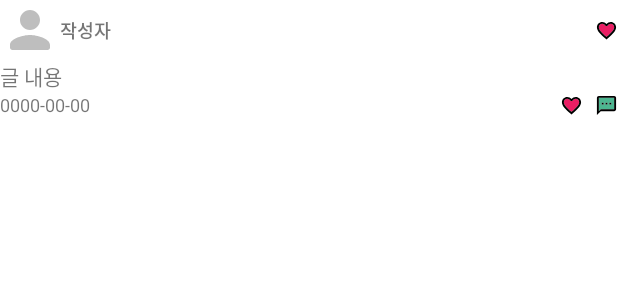
After one commit to TeamOffOff/OffOff, an Android app: the layout rv_item_comment.xml on its own in the app's theme, with its tools: preview values and no code run, on a phone screen of 412 x 824 dp. The commit adds this screen. Shown: the top 300 px of the screen. Run offline under Robolectric (Android 15) with nearby library versions, the light colour scheme and no system bars; network calls fail.

Commit message:
게시판, 게시글 화면 구성 및 Retrofit 통신을 이용한 PostList 불러오기 구현

```diff
--- a/OffOff_Android/app/src/main/java/com/yuuuzzzin/offoff_android/service/api/BoardService.kt
+++ b/OffOff_Android/app/src/main/java/com/yuuuzzzin/offoff_android/service/api/BoardService.kt
@@ -1,7 +1,7 @@
 package com.yuuuzzzin.offoff_android.service.api
 
 import com.yuuuzzzin.offoff_android.service.models.Post
-import com.yuuuzzzin.offoff_android.service.models.PostPreview
+import com.yuuuzzzin.offoff_android.service.models.PostList
 import retrofit2.Response
 import retrofit2.http.GET
 import retrofit2.http.Path
@@ -11,8 +11,8 @@ import retrofit2.http.Path
 interface BoardService {
 
     /* 특정 게시판의 게시물들을 불러오기 */
-    @GET("GetPosts")
-    suspend fun getPosts(): Response<List<PostPreview>>
+    @GET("postlist/free")
+    suspend fun getPosts(): Response<PostList>
 
     /* 해당 id의 게시물 불러오기 */
     @GET("GetPosts/{id}")
--- /dev/null
+++ b/OffOff_Android/app/src/main/res/layout/rv_item_comment.xml
@@ -0,0 +1,71 @@
+<?xml version="1.0" encoding="utf-8"?>
+<androidx.constraintlayout.widget.ConstraintLayout xmlns:android="http://schemas.android.com/apk/res/android"
+    xmlns:app="http://schemas.android.com/apk/res-auto"
+    android:layout_width="match_parent"
+    android:layout_height="wrap_content"
+    android:background="?android:attr/selectableItemBackground">
+
+    <ImageView
+        android:id="@+id/iv_avatar"
+        android:layout_width="40dp"
+        android:layout_height="40dp"
+        android:src="@drawable/ic_round_person_24"
+        app:layout_constraintStart_toStartOf="parent"
+        app:layout_constraintTop_toTopOf="parent"/>
+
+    <TextView
+        android:id="@+id/tv_author"
+        android:layout_width="wrap_content"
+        android:layout_height="wrap_content"
+        android:text="작성자"
+        android:textSize="12sp"
+        android:textStyle="bold"
+        app:layout_constraintStart_toEndOf="@id/iv_avatar"
+        app:layout_constraintTop_toTopOf="parent"
+        app:layout_constraintBottom_toTopOf="@id/tv_content"/>
+
+    <ImageButton
+        android:id="@+id/bt_declare"
+        android:layout_width="15dp"
+        android:layout_height="15dp"
+        android:background="@drawable/ic_twotone_favorite_24"
+        app:layout_constraintEnd_toEndOf="parent"
+        app:layout_constraintTop_toTopOf="parent"
+        app:layout_constraintBottom_toTopOf="@id/tv_content"/>
+
+    <TextView
+        android:id="@+id/tv_content"
+        android:text="글 내용"
+        android:layout_width="match_parent"
+        android:layout_height="wrap_content"
+        android:textSize="14sp"
+        app:layout_constraintStart_toStartOf="parent"
+        app:layout_constraintTop_toBottomOf="@id/iv_avatar" />
+
+    <TextView
+        android:id="@+id/tv_date"
+        android:text="0000-00-00"
+        android:layout_width="wrap_content"
+        android:layout_height="wrap_content"
+        android:textSize="12sp"
+        app:layout_constraintStart_toStartOf="parent"
+        app:layout_constraintTop_toBottomOf="@id/tv_content" />
+
+    <ImageButton
+        android:id="@+id/bt_likes"
+        android:layout_width="15dp"
+        android:layout_height="15dp"
+        android:layout_marginEnd="8dp"
+        android:background="@drawable/ic_twotone_favorite_24"
+        app:layout_constraintEnd_toStartOf="@id/bt_reply"
+        app:layout_constraintBottom_toBottomOf="@id/tv_date"/>
+
+    <ImageButton
+        android:id="@+id/bt_reply"
+        android:layout_width="15dp"
+        android:layout_height="15dp"
+        android:background="@drawable/ic_twotone_textsms_24"
+        app:layout_constraintEnd_toEndOf="parent"
+        app:layout_constraintBottom_toBottomOf="@id/tv_date"/>
+
+</androidx.constraintlayout.widget.ConstraintLayout>
```
Also changed, not shown: OffOff_Android/app/src/main/AndroidManifest.xml (+4 -4 lines), OffOff_Android/app/src/main/java/com/yuuuzzzin/offoff_android/service/models/Board.kt (added, +18 -0 lines), OffOff_Android/app/src/main/java/com/yuuuzzzin/offoff_android/service/models/BoardData.kt (deleted, +0 -7 lines), OffOff_Android/app/src/main/java/com/yuuuzzzin/offoff_android/service/models/Post.kt (+20 -5 lines), OffOff_Android/app/src/main/java/com/yuuuzzzin/offoff_android/utils/ExtensionsDataBinding.kt (deleted, +0 -7 lines), OffOff_Android/app/src/main/java/com/yuuuzzzin/offoff_android/view/adapter/BoardAdapter.kt (+6 -7 lines), OffOff_Android/app/src/main/java/com/yuuuzzzin/offoff_android/view/adapter/BoardListAdapter.kt (+7 -7 lines), OffOff_Android/app/src/main/java/com/yuuuzzzin/offoff_android/view/ui/board/BoardActivity.kt (+6 -3 lines), OffOff_Android/app/src/main/java/com/yuuuzzzin/offoff_android/view/ui/board/BoardsFragment.kt (+9 -9 lines), OffOff_Android/app/src/main/java/com/yuuuzzzin/offoff_android/view/ui/member/SignupStep1Fragment.kt (+9 -6 lines), OffOff_Android/app/src/main/java/com/yuuuzzzin/offoff_android/view/ui/member/SignupStep2Fragment.kt (+4 -3 lines), OffOff_Android/app/src/main/java/com/yuuuzzzin/offoff_android/viewmodel/BoardViewModel.kt (+5 -6 lines), OffOff_Android/app/src/main/res/layout/activity_post.xml (+63 -18 lines), OffOff_Android/app/src/main/res/layout/rv_item_post_preview.xml (+46 -43 lines), 1 more files.
